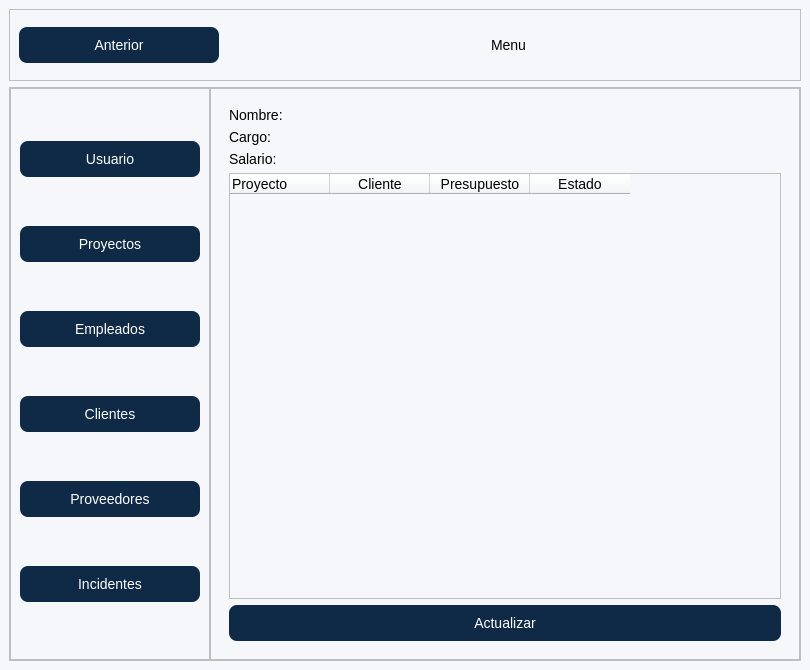
First picture: the form in ui/ui_menu.ui, repository LC-5397/Mc_Carso, before the edit.
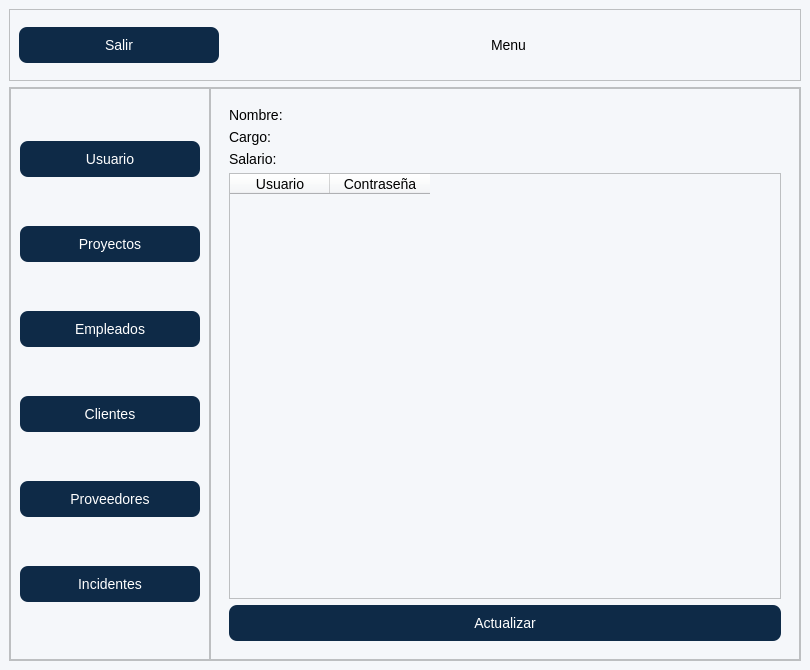
Second picture: the form after the edit. The open tabs and pages were chosen to show the change. Icons and pictures are not drawn.

```diff
--- a/ui/ui_menu.ui
+++ b/ui/ui_menu.ui
@@ -111,7 +111,7 @@
           </size>
          </property>
          <property name="text">
-          <string>Anterior</string>
+          <string>Salir</string>
          </property>
          <property name="icon">
           <iconset>
@@ -447,25 +447,12 @@
                  <widget class="QTableWidget" name="tableWidget_2">
                   <column>
                    <property name="text">
-                    <string>Proyecto</string>
+                    <string>Usuario</string>
                    </property>
-                   <property name="textAlignment">
-                    <set>AlignLeading|AlignVCenter</set>
-                   </property>
                   </column>
                   <column>
                    <property name="text">
-                    <string>Cliente</string>
-                   </property>
-                  </column>
-                  <column>
-                   <property name="text">
-                    <string>Presupuesto</string>
-                   </property>
-                  </column>
-                  <column>
-                   <property name="text">
-                    <string>Estado</string>
+                    <string>Contraseña</string>
                    </property>
                   </column>
                  </widget>
```
Left out of the diff: 10 changed lines with no effect on the pictures.
